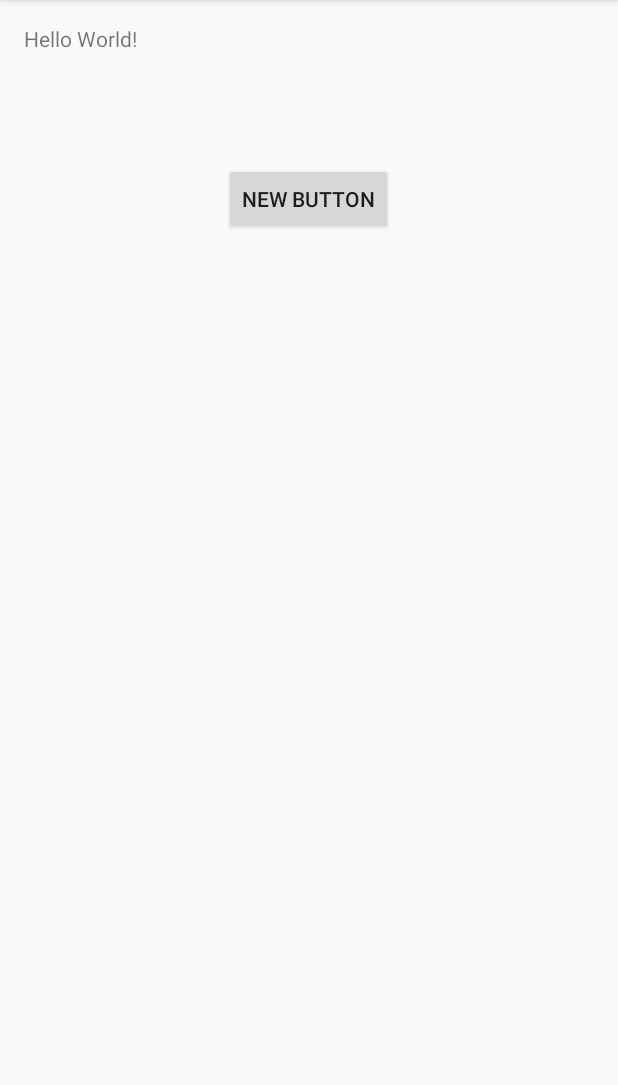
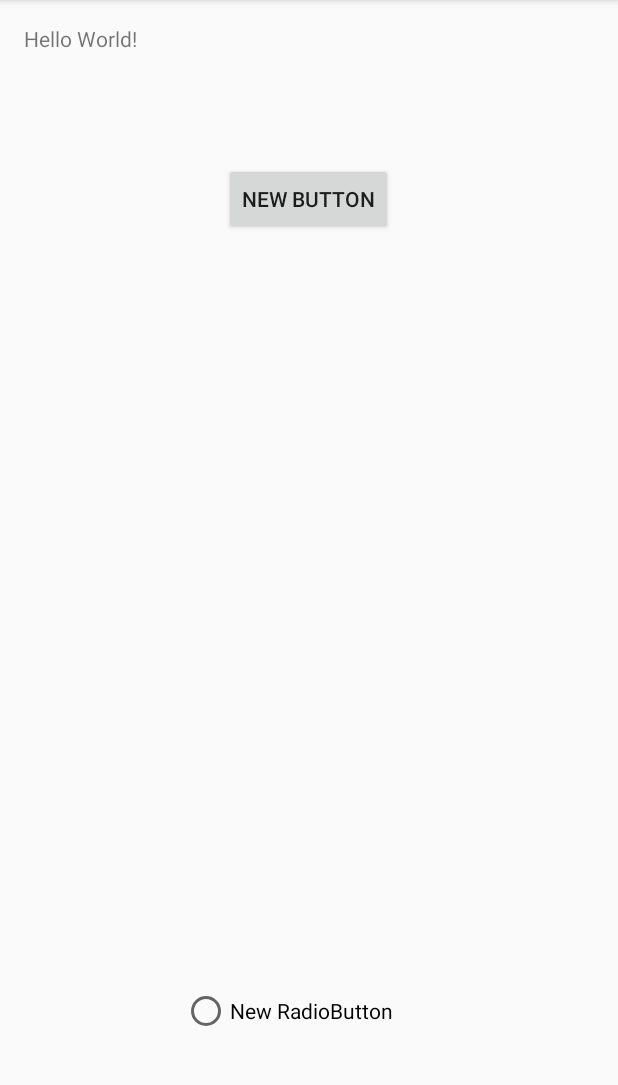
Before and after one commit to victor14818/JuegoTrivia, an Android app: the screen it shows after launch (MainActivity), on a phone screen of 412 x 824 dp, the part 84-1169 px from its top. Run offline under Robolectric (Android 15) with nearby library versions, the phone set to English and light mode, and no system bars.

Commit message:
prueba 2

```diff
--- a/app/src/main/res/layout/activity_main.xml
+++ b/app/src/main/res/layout/activity_main.xml
@@ -23,4 +23,13 @@
         android:layout_below="@+id/textView"
         android:layout_centerHorizontal="true"
         android:layout_marginTop="73dp" />
+
+    <RadioButton
+        android:layout_width="wrap_content"
+        android:layout_height="wrap_content"
+        android:text="New RadioButton"
+        android:id="@+id/radioButton"
+        android:layout_alignParentBottom="true"
+        android:layout_alignEnd="@+id/button"
+        android:layout_marginBottom="62dp" />
 </RelativeLayout>
```
